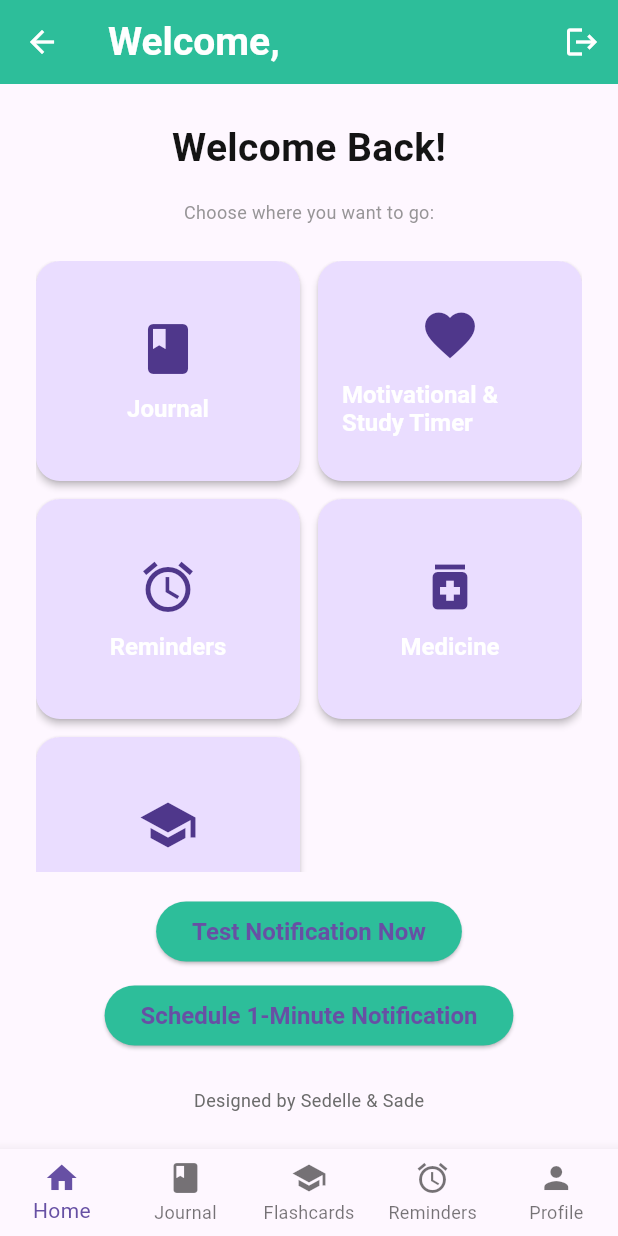
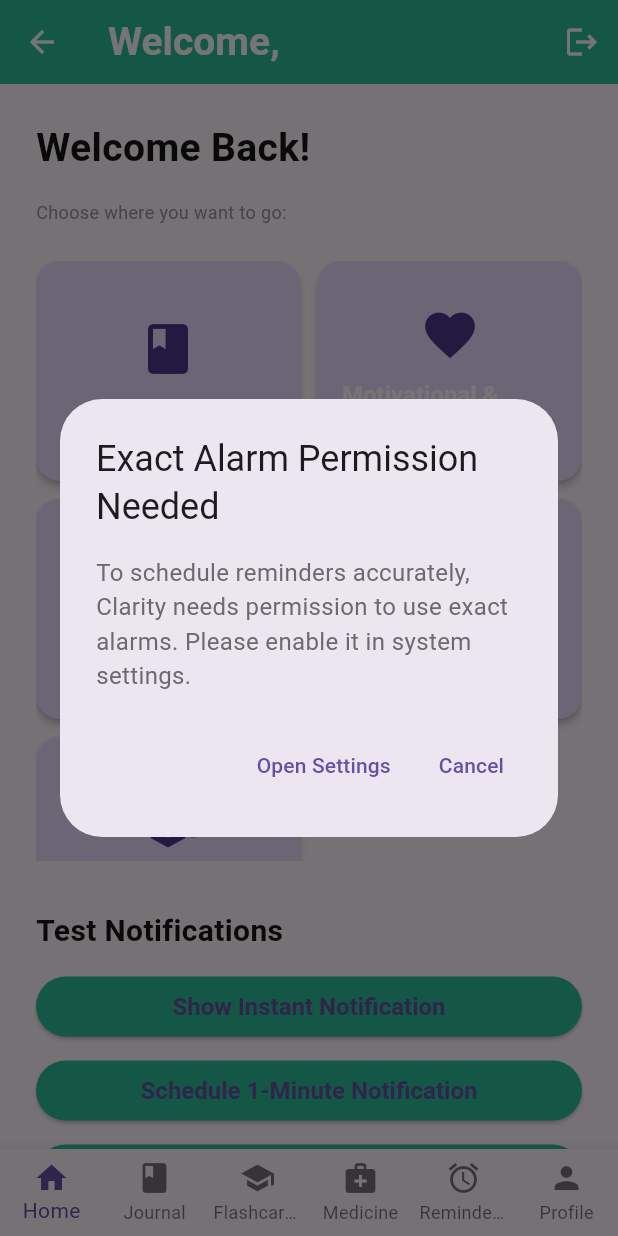
Before and after one commit to Inesh100/Clarity, a Flutter app: the WelcomePage screen opened by its route, on a phone screen of 412 x 824 dp. Run offline on Flutter 3.47's test engine with Material 3 defaults, Android fonts, the phone set to English and light mode, and no system bars; our stand-ins replace circular_countdown_timer, cloud_firestore, firebase_auth, firebase_core, flutter_local_notifications, flutter_timezone and 2 more; missing offline and left inert: android_intent_plus; accounts and stored records are empty.

Commit message:
The notifications Work perfectly now

```diff
--- a/lib/core/app_router.dart
+++ b/lib/core/app_router.dart
@@ -27,7 +27,7 @@ class AppRouter {
       case '/flashcard':
         return MaterialPageRoute(builder: (_) => const FlashcardPage());
       case '/reminders':
-        return MaterialPageRoute(builder: (_) => const RemindersPage());
+        return MaterialPageRoute(builder: (_) => const ReminderPage());
       case '/medicine':
         return MaterialPageRoute(builder: (_) => const MedicinePage());
       case '/profile':
--- /dev/null
+++ b/lib/core/exact_alarm_permission_helper.dart
@@ -0,0 +1,37 @@
+import 'dart:io';
+import 'package:flutter/material.dart';
+import 'package:android_intent_plus/android_intent.dart';
+
+class ExactAlarmPermissionHelper {
+  /// Show a dialog prompting the user to enable exact alarms
+  static Future<void> checkAndRequest(BuildContext context) async {
+    if (!Platform.isAndroid) return;
+
+    showDialog(
+      context: context,
+      builder: (ctx) => AlertDialog(
+        title: const Text('Exact Alarm Permission Needed'),
+        content: const Text(
+          'To schedule reminders accurately, Clarity needs permission '
+          'to use exact alarms. Please enable it in system settings.',
+        ),
+        actions: [
+          TextButton(
+            onPressed: () async {
+              final intent = AndroidIntent(
+                action: 'android.settings.REQUEST_SCHEDULE_EXACT_ALARM',
+              );
+              await intent.launch();
+              Navigator.of(ctx).pop();
+            },
+            child: const Text('Open Settings'),
+          ),
+          TextButton(
+            onPressed: () => Navigator.of(ctx).pop(),
+            child: const Text('Cancel'),
+          ),
+        ],
+      ),
+    );
+  }
+}
--- a/lib/pages/profile_page.dart
+++ b/lib/pages/profile_page.dart
@@ -66,6 +66,28 @@ ElevatedButton.icon(
     textStyle: const TextStyle(fontSize: 16),
   ),
 ),
+ElevatedButton.icon(
+  onPressed: () {
+    Navigator.pushNamed(context, '/settings'); // Navigate to CreditsPage
+  },
+  icon: const Icon(Icons.settings),
+  label: const Text('Settings'),
+  style: ElevatedButton.styleFrom(
+    padding: const EdgeInsets.symmetric(horizontal: 32, vertical: 12),
+    textStyle: const TextStyle(fontSize: 16),
+  ),
+),
+ElevatedButton.icon(
+  onPressed: () {
+    Navigator.pushNamed(context, '/notifications'); // Navigate to CreditsPage
+  },
+  icon: const Icon(Icons.message_outlined),
+  label: const Text('Notifications'),
+  style: ElevatedButton.styleFrom(
+    padding: const EdgeInsets.symmetric(horizontal: 32, vertical: 12),
+    textStyle: const TextStyle(fontSize: 16),
+  ),
+),
                     ],
                   ),
                 ),
--- a/lib/pages/welcome_page.dart
+++ b/lib/pages/welcome_page.dart
@@ -10,15 +10,30 @@ import 'reminders_page.dart';
 import 'medicine_page.dart';
 import 'motivation_timer_page.dart';
 import '../core/notification_service.dart';
+import '../core/exact_alarm_permission_helper.dart'; // ✅ import helper
 
-class WelcomePage extends StatelessWidget {
+class WelcomePage extends StatefulWidget {
   const WelcomePage({super.key});
+
+  @override
+  State<WelcomePage> createState() => _WelcomePageState();
+}
+
+class _WelcomePageState extends State<WelcomePage> {
+  @override
+  void initState() {
+    super.initState();
+
+    // Ask for exact alarm permission after the first frame
+    WidgetsBinding.instance.addPostFrameCallback((_) {
+      ExactAlarmPermissionHelper.checkAndRequest(context);
+    });
+  }
 
   @override
   Widget build(BuildContext context) {
     final appState = Provider.of<AppState>(context);
     final theme = Theme.of(context);
-
     final authVM = context.watch<AuthViewModel>();
     final name = authVM.appUser?.name ?? 'User';
 
@@ -45,9 +60,10 @@ class WelcomePage extends StatelessWidget {
           ),
         ],
       ),
-      body: Padding(
+      body: SingleChildScrollView(
         padding: const EdgeInsets.all(24.0),
         child: Column(
+          crossAxisAlignment: CrossAxisAlignment.stretch,
           children: [
             Text('Welcome Back!', style: AppTextStyles.heading1),
             const SizedBox(height: 16),
@@ -58,61 +74,104 @@ class WelcomePage extends StatelessWidget {
               ),
             ),
             const SizedBox(height: 24),
-            Expanded(
+            SizedBox(
+              height: 400,
               child: GridView.count(
+                physics: const NeverScrollableScrollPhysics(),
                 crossAxisCount: 2,
                 crossAxisSpacing: 12,
                 mainAxisSpacing: 12,
                 childAspectRatio: 1.2,
                 children: [
-                  _buildNavButton(
-                      context, 'Journal', Icons.book, const JournalPage()),
-
-                  _buildNavButton(context, 'Motivational & Study Timer', Icons.favorite,
-                      const MotivationTimerPage()),
-                  _buildNavButton(context, 'Reminders', Icons.alarm,
-                      const RemindersPage()),
-                  _buildNavButton(
-                      context, 'Medicine', Icons.medication, const MedicinePage()),
-                  _buildNavButton(
-                      context, 'Flashcards', Icons.school, const FlashcardPage()),
+                  _buildNavButton(context, 'Journal', Icons.book, const JournalPage()),
+                  _buildNavButton(context, 'Motivational & Study Timer',
+                      Icons.favorite, const MotivationTimerPage()),
+                  _buildNavButton(context, 'Reminders', Icons.alarm, const ReminderPage()),
+                  _buildNavButton(context, 'Medicine', Icons.medication, const MedicinePage()),
+                  _buildNavButton(context, 'Flashcards', Icons.school, const FlashcardPage()),
                 ],
               ),
             ),
+            const SizedBox(height: 32),
 
-            const SizedBox(height: 16),
+            // Test Notifications Section
+            const Text('Test Notifications', style: AppTextStyles.heading2),
+            const SizedBox(height: 12),
 
-            // Test Notification - Immediate
             ElevatedButton(
               onPressed: () async {
-                await NotificationService.scheduleOneTime(
-                  id: 1,
-                  title: 'Immediate Notification Test',
-                  body: '✅ This notification is scheduled immediately.',
-                  dateTime: DateTime.now().add(const Duration(seconds: 1)),
+                await NotificationService.instance.showInstant(
+                  id: 100,
+                  title: 'Instant Notification',
+                  body: '✅ This notification appears immediately.',
                 );
               },
-              child: const Text('Test Notification Now'),
+              child: const Text('Show Instant Notification'),
             ),
             const SizedBox(height: 8),
 
-            // Test Notification - 1 Minute Later
             ElevatedButton(
               onPressed: () async {
-                await NotificationService.scheduleOneTime(
-                  id: 2,
-                  title: '1-Minute Notification Test',
-                  body: '⏰ This notification is scheduled 1 minute from now.',
+                await NotificationService.instance.scheduleOneTime(
+                  id: 101,
+                  title: 'One-Time Notification',
+                  body: '⏰ This triggers 1 minute from now.',
                   dateTime: DateTime.now().add(const Duration(minutes: 1)),
                 );
               },
               child: const Text('Schedule 1-Minute Notification'),
             ),
+            const SizedBox(height: 8),
 
+            ElevatedButton(
+              onPressed: () async {
+                await NotificationService.instance.scheduleDaily(
+                  id: 102,
+                  title: 'Daily Notification',
+                  body: '🗓 Repeats daily at this time.',
+                  hour: DateTime.now().hour,
+                  minute: (DateTime.now().minute + 1) % 60,
+                );
+              },
+              child: const Text('Schedule Daily Notification'),
+            ),
+            const SizedBox(height: 8),
+
+            ElevatedButton(
+              onPressed: () async {
+                await NotificationService.instance.scheduleWeekly(
+                  id: 103,
+                  title: 'Weekly Notification',
+                  body: '📅 Repeats weekly on the same weekday.',
+                  weekday: DateTime.now().weekday,
+                  hour: DateTime.now().hour,
+                  minute: (DateTime.now().minute + 2) % 60,
+                );
+              },
+              child: const Text('Schedule Weekly Notification'),
+            ),
+            const SizedBox(height: 8),
+
+            ElevatedButton(
+              onPressed: () async {
+                await NotificationService.instance.scheduleMonthly(
+                  id: 104,
+                  title: 'Monthly Notification',
+                  body: '🗓 Repeats monthly on the 2nd weekday.',
+                  weekday: DateTime.now().weekday,
+                  weekOfMonth: 2,
+                  hour: DateTime.now().hour,
+                  minute: (DateTime.now().minute + 3) % 60,
+                );
+              },
+              child: const Text('Schedule Monthly Notification'),
+            ),
             const SizedBox(height: 24),
+
             const Text(
               'Designed by Sedelle & Sade',
               style: AppTextStyles.small,
+              textAlign: TextAlign.center,
             ),
           ],
         ),
--- a/lib/widgets/common_navbar.dart
+++ b/lib/widgets/common_navbar.dart
@@ -9,6 +9,7 @@ class CommonNavBar extends StatelessWidget {
       {'id': '/welcome', 'icon': Icons.home, 'label': 'Home'},
       {'id': '/journal', 'icon': Icons.book, 'label': 'Journal'},
       {'id': '/flashcard', 'icon': Icons.school, 'label': 'Flashcards'},
+      {'id':'/medicine', 'icon': Icons.medical_services, 'label': 'Medicine'},
       {'id': '/reminders', 'icon': Icons.alarm, 'label': 'Reminders'},
       {'id': '/profile', 'icon': Icons.person, 'label': 'Profile'},
     ];
```
Also changed, not shown: lib/core/notification_service.dart (+121 -56 lines), lib/main.dart (+10 -7 lines), lib/models/reminder_model.dart (+25 -27 lines), lib/pages/medicine_page.dart (+21 -1 lines), lib/pages/reminders_page.dart (+54 -64 lines), lib/repositories/reminder_repository.dart (+10 -5 lines), lib/viewmodels/medicine_vm.dart (+23 -8 lines), lib/viewmodels/reminders_vm.dart (+38 -35 lines), pubspec.yaml (+6 -1 lines), pubspec.lock, 1 other file.
